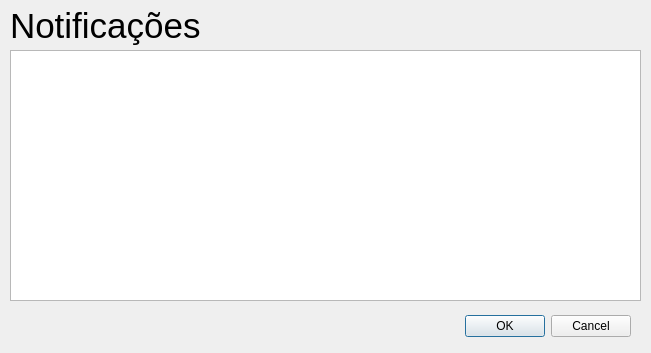
Before: the Qt Designer form colaboradores/telanotificacoescolaborador.ui in ViniiGabriel/hotelQT, drawn with Qt 5.
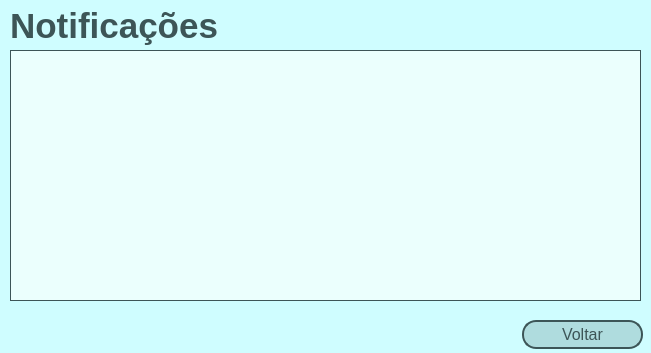
After: the same form once the commit is applied.

```diff
--- a/colaboradores/telanotificacoescolaborador.ui
+++ b/colaboradores/telanotificacoescolaborador.ui
@@ -16,22 +16,39 @@
   <property name="windowTitle">
    <string>Notificações</string>
   </property>
-  <widget class="QDialogButtonBox" name="buttonBox">
-   <property name="geometry">
-    <rect>
-     <x>290</x>
-     <y>310</y>
-     <width>341</width>
-     <height>32</height>
-    </rect>
-   </property>
-   <property name="orientation">
-    <enum>Qt::Horizontal</enum>
-   </property>
-   <property name="standardButtons">
-    <set>QDialogButtonBox::Cancel|QDialogButtonBox::Ok</set>
-   </property>
-  </widget>
+  <property name="styleSheet">
+   <string notr="true">QDialog{
+	background-color: #cffdff;
+}
+
+QPushButton{
+	background-color: #afdcde;
+	border-radius: 14px;
+	border: 2px solid #3d5557;
+	color: #3d5557;
+	font-size: 16px;
+}
+
+QPushButton::hover{
+	background-color: #b9faf4;
+}
+
+
+QLabel{
+	color: #3d5557;
+	font-weight:bold;
+}
+
+QTableWidget {
+	background-color: #ebfffd;
+	border: 1px solid #3d5557;
+}
+
+QHeaderView::section{
+	background-color: #9db3b1;
+	font-weight: bold;
+}</string>
+  </property>
   <widget class="QTableWidget" name="tb_notificacoes">
    <property name="geometry">
     <rect>
@@ -54,12 +71,26 @@
    <property name="font">
     <font>
      <pointsize>26</pointsize>
+     <bold>true</bold>
     </font>
    </property>
    <property name="text">
     <string>Notificações</string>
    </property>
   </widget>
+  <widget class="QPushButton" name="pushButton">
+   <property name="geometry">
+    <rect>
+     <x>522</x>
+     <y>320</y>
+     <width>121</width>
+     <height>29</height>
+    </rect>
+   </property>
+   <property name="text">
+    <string>Voltar</string>
+   </property>
+  </widget>
  </widget>
  <resources/>
  <connections>
```
Left out of the diff: 35 changed lines with no effect on the pictures.
